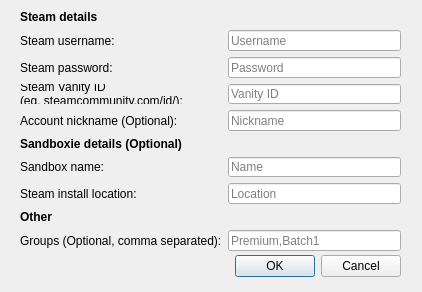
This is AddAccountDialog.ui in Moussa/TF2IdleGUI as Qt 5 draws it before an edit. The edited form follows.
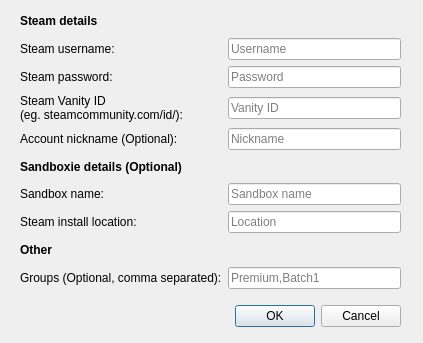
This is the edited form.

Commit message: Add existing account details to account dialog

What changed in the file:
```diff
--- a/AddAccountDialog.ui
+++ b/AddAccountDialog.ui
@@ -9,8 +9,8 @@
    <rect>
     <x>0</x>
     <y>0</y>
-    <width>422</width>
-    <height>292</height>
+    <width>423</width>
+    <height>343</height>
    </rect>
   </property>
   <property name="minimumSize">
@@ -29,7 +29,7 @@
    <property name="geometry">
     <rect>
      <x>60</x>
-     <y>250</y>
+     <y>300</y>
      <width>341</width>
      <height>32</height>
     </rect>
@@ -50,20 +50,10 @@
      <x>20</x>
      <y>10</y>
      <width>381</width>
-     <height>241</height>
+     <height>279</height>
     </rect>
    </property>
    <layout class="QGridLayout" name="gridLayout">
-    <item row="7" column="1">
-     <widget class="QLineEdit" name="lineEdit_5">
-      <property name="toolTip">
-       <string>Location of Steam install for this sandbox</string>
-      </property>
-      <property name="placeholderText">
-       <string>Location</string>
-      </property>
-     </widget>
-    </item>
     <item row="5" column="0">
      <widget class="QLabel" name="label_10">
       <property name="font">
@@ -113,7 +103,7 @@
       </property>
      </widget>
     </item>
-    <item row="6" column="0">
+    <item row="10" column="0">
      <widget class="QLabel" name="label_3">
       <property name="toolTip">
        <string>Sandbox name in Sandboxie</string>
@@ -149,17 +139,7 @@
       </property>
      </widget>
     </item>
-    <item row="6" column="1">
-     <widget class="QLineEdit" name="lineEdit_3">
-      <property name="toolTip">
-       <string>Sandbox name in Sandboxie</string>
-      </property>
-      <property name="placeholderText">
-       <string>Name</string>
-      </property>
-     </widget>
-    </item>
-    <item row="9" column="0">
+    <item row="16" column="0">
      <widget class="QLabel" name="label_7">
       <property name="toolTip">
        <string>Groups this account is a member of</string>
@@ -169,7 +149,7 @@
       </property>
      </widget>
     </item>
-    <item row="7" column="0">
+    <item row="12" column="0">
      <widget class="QLabel" name="label_8">
       <property name="toolTip">
        <string>Location of Steam install for this sandbox</string>
@@ -189,26 +169,6 @@
       </property>
      </widget>
     </item>
-    <item row="4" column="1">
-     <widget class="QLineEdit" name="lineEdit_6">
-      <property name="toolTip">
-       <string>A nickname for this account</string>
-      </property>
-      <property name="placeholderText">
-       <string>Nickname</string>
-      </property>
-     </widget>
-    </item>
-    <item row="9" column="1">
-     <widget class="QLineEdit" name="lineEdit_7">
-      <property name="toolTip">
-       <string>Groups this account is a member of</string>
-      </property>
-      <property name="placeholderText">
-       <string>Premium,Batch1</string>
-      </property>
-     </widget>
-    </item>
     <item row="3" column="0">
      <widget class="QLabel" name="label_4">
       <property name="toolTip">
@@ -220,17 +180,7 @@
       </property>
      </widget>
     </item>
-    <item row="3" column="1">
-     <widget class="QLineEdit" name="lineEdit_4">
-      <property name="toolTip">
-       <string>Your Steam vanity ID</string>
-      </property>
-      <property name="placeholderText">
-       <string>Vanity ID</string>
-      </property>
-     </widget>
-    </item>
-    <item row="8" column="0">
+    <item row="13" column="0">
      <widget class="QLabel" name="label_5">
       <property name="font">
        <font>
@@ -243,6 +193,56 @@
       </property>
      </widget>
     </item>
+    <item row="3" column="1">
+     <widget class="QLineEdit" name="lineEdit_3">
+      <property name="toolTip">
+       <string>Your Steam vanity ID</string>
+      </property>
+      <property name="placeholderText">
+       <string>Vanity ID</string>
+      </property>
+     </widget>
+    </item>
+    <item row="4" column="1">
+     <widget class="QLineEdit" name="lineEdit_4">
+      <property name="toolTip">
+       <string>Account nickname</string>
+      </property>
+      <property name="placeholderText">
+       <string>Nickname</string>
+      </property>
+     </widget>
+    </item>
+    <item row="10" column="1">
+     <widget class="QLineEdit" name="lineEdit_5">
+      <property name="toolTip">
+       <string>Name of Sandboxie sandbox</string>
+      </property>
+      <property name="placeholderText">
+       <string>Sandbox name</string>
+      </property>
+     </widget>
+    </item>
+    <item row="12" column="1">
+     <widget class="QLineEdit" name="lineEdit_6">
+      <property name="toolTip">
+       <string>Location of Steam install for this sandbox</string>
+      </property>
+      <property name="placeholderText">
+       <string>Location</string>
+      </property>
+     </widget>
+    </item>
+    <item row="16" column="1">
+     <widget class="QLineEdit" name="lineEdit_7">
+      <property name="toolTip">
+       <string>Groups this account is a member of</string>
+      </property>
+      <property name="placeholderText">
+       <string>Premium,Batch1</string>
+      </property>
+     </widget>
+    </item>
    </layout>
   </widget>
   <zorder>buttonBox</zorder>
```
Left out of the diff: 13 changed lines with no effect on the pictures. The commit also changes 2 other files.
